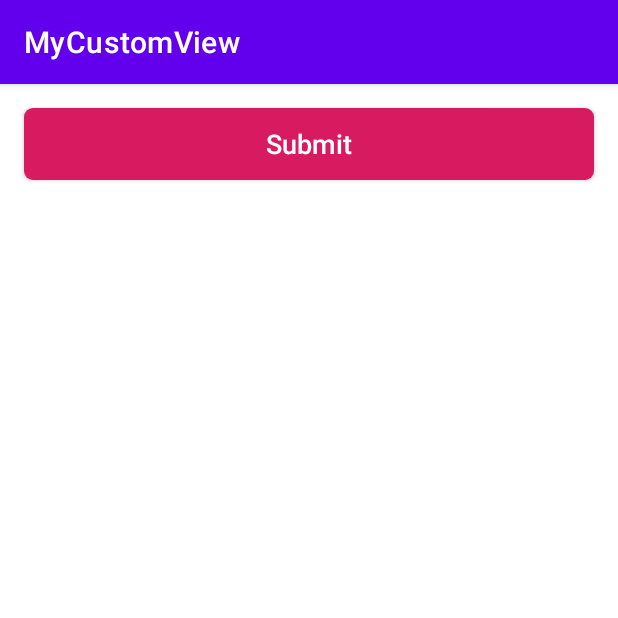
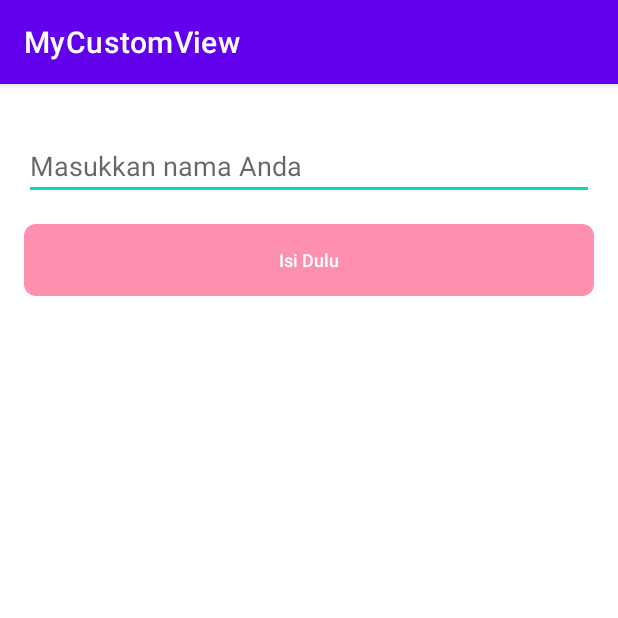
Before and after one commit to holis12821/dicoding-android-intermediate, an Android app: the screen it shows after launch (MainActivity), on a phone screen of 412 x 824 dp, the top half of it. Run offline under Robolectric (Android 15) with nearby library versions, the phone set to English and light mode, and no system bars.

Commit message:
Add custom EditText view widget

```diff
--- a/app/src/main/java/com/example/mycustomview/MainActivity.kt
+++ b/app/src/main/java/com/example/mycustomview/MainActivity.kt
@@ -2,12 +2,19 @@ package com.example.mycustomview
 
 import androidx.appcompat.app.AppCompatActivity
 import android.os.Bundle
+import android.text.Editable
+import android.text.TextWatcher
 import android.view.Gravity
+import android.view.View
+import android.widget.Toast
 import androidx.core.content.ContextCompat
+import androidx.core.widget.addTextChangedListener
 import com.example.mycustomview.custom.MyButton
+import com.example.mycustomview.custom.MyEditText
 
 class MainActivity : AppCompatActivity() {
 
+    private lateinit var editText: MyEditText
     private lateinit var button: MyButton
 
     override fun onCreate(savedInstanceState: Bundle?) {
@@ -18,15 +25,40 @@ class MainActivity : AppCompatActivity() {
 
     private fun initView() {
         button = findViewById(R.id.my_button)
+        editText = findViewById(R.id.my_edit_text)
         setComponent()
+        setMyButtonEnable()
+        editText.addTextChangedListener(object : TextWatcher {
+            override fun beforeTextChanged(p0: CharSequence?, p1: Int, p2: Int, p3: Int) {
+
+            }
+
+            override fun onTextChanged(p0: CharSequence?, p1: Int, p2: Int, p3: Int) {
+                setMyButtonEnable()
+            }
+
+            override fun afterTextChanged(p0: Editable?) {
+
+            }
+        })
+
+        button.setOnClickListener { Toast.makeText(this, editText.text, Toast.LENGTH_SHORT).show() }
     }
 
     private fun setComponent() {
         button.setAttribute(
             textColor = ContextCompat.getColor(this, R.color.white),
-            textSize = resources.getDimension(R.dimen.text_large),
+            textSize = 12F,
             gravity = Gravity.CENTER
         )
+        editText.setAttribute(
+            hintText = getString(R.string.hint_edit_text),
+            textAlignment = View.TEXT_ALIGNMENT_VIEW_START
+        )
+    }
 
+    private fun setMyButtonEnable() {
+        val result = editText.text
+        button.isEnabled = !result.isNullOrEmpty() && result.toString().isNotEmpty()
     }
 }
--- a/app/src/main/java/com/example/mycustomview/custom/MyEditText.kt
+++ b/app/src/main/java/com/example/mycustomview/custom/MyEditText.kt
@@ -88,6 +88,8 @@ class MyEditText : AppCompatEditText, View.OnTouchListener {
                 clearButtonEnd = (clearButtonImage.intrinsicWidth.plus(paddingStart)).toFloat()
                 if ((event?.x ?: 0.0f) < clearButtonEnd) isClearButtonClicked = true
             } else {
+//                rumus ini untuk menghitung batas dri layar sih editTextnya sampai mana disentuhnya hingga menampilkan icon clear.
+//                ketika melewati atau melebihi
                 clearButtonStart = (width - paddingEnd - clearButtonImage.intrinsicWidth).toFloat()
                 if ((event?.x ?: 0.0f) > clearButtonStart) isClearButtonClicked = true
             }
--- a/app/src/main/res/layout/activity_main.xml
+++ b/app/src/main/res/layout/activity_main.xml
@@ -6,6 +6,17 @@
     android:layout_height="match_parent"
     tools:context=".MainActivity">
 
+   <com.example.mycustomview.custom.MyEditText
+       android:id="@+id/my_edit_text"
+       android:layout_width="0dp"
+       android:layout_height="wrap_content"
+       android:layout_marginStart="16dp"
+       android:layout_marginTop="32dp"
+       android:layout_marginEnd="16dp"
+       app:layout_constraintEnd_toEndOf="parent"
+       app:layout_constraintStart_toStartOf="parent"
+       app:layout_constraintTop_toTopOf="parent" />
+
    <com.example.mycustomview.custom.MyButton
        android:id="@+id/my_button"
        android:layout_width="0dp"
@@ -13,9 +24,9 @@
        android:layout_marginStart="16dp"
        android:layout_marginTop="16dp"
        android:layout_marginEnd="16dp"
-       app:layout_constraintTop_toTopOf="parent"
        app:layout_constraintEnd_toEndOf="parent"
        app:layout_constraintHorizontal_bias="0.0"
-       app:layout_constraintStart_toStartOf="parent" />
+       app:layout_constraintStart_toStartOf="parent"
+       app:layout_constraintTop_toBottomOf="@+id/my_edit_text"/>
 
 </androidx.constraintlayout.widget.ConstraintLayout>
--- a/app/src/main/res/values/dimen.xml
+++ b/app/src/main/res/values/dimen.xml
@@ -6,6 +6,7 @@
 
     <!--Resource from typography text-->
     <dimen name="text_small">4sp</dimen>
+    <dimen name="text_medium_small">6dp</dimen>
     <dimen name="text_medium">10sp</dimen>
     <dimen name="text_large">12sp</dimen>
     <dimen name="text_xlarge">16sp</dimen>
```
